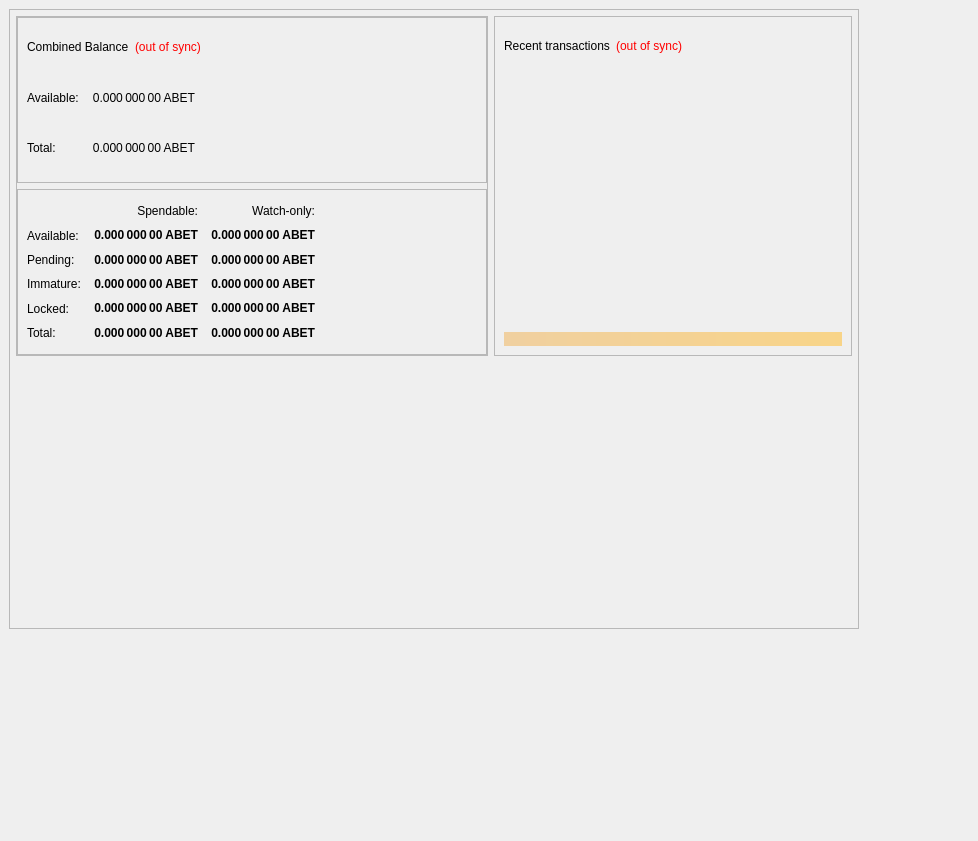
Old version of the form src/qt/forms/overviewpage.ui in the repository CoinStaging/abet.
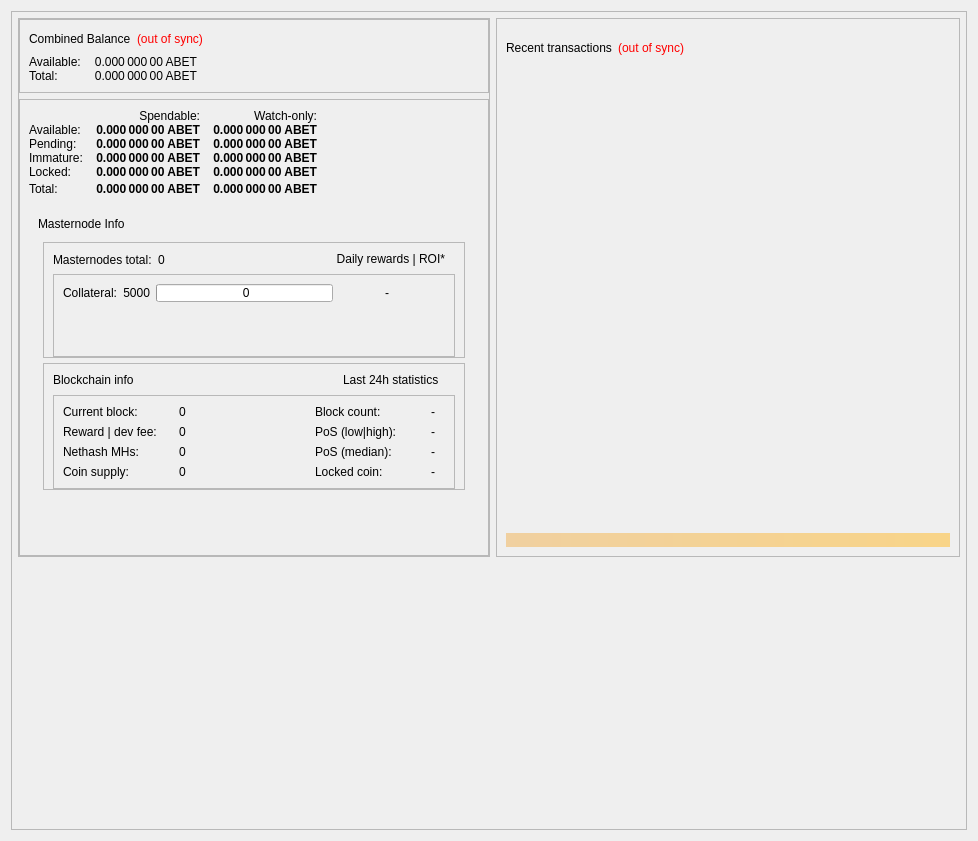
New version of the form.

Commit message: MN Info Start

Diff of the .ui file:
```diff
--- a/src/qt/forms/overviewpage.ui
+++ b/src/qt/forms/overviewpage.ui
@@ -19,15 +19,9 @@
   <property name="windowTitle">
    <string>Form</string>
   </property>
+  <layout class="QGridLayout" name="gridLayout_5">
+   <item row="0" column="0">
   <widget class="QFrame" name="frame_BG">
-   <property name="geometry">
-    <rect>
-     <x>9</x>
-     <y>9</y>
-     <width>850</width>
-     <height>620</height>
-    </rect>
-   </property>
    <property name="minimumSize">
     <size>
      <width>850</width>
@@ -664,6 +658,639 @@
                      </item>
                     </layout>
                    </item>
+                     <item>
+                      <widget class="QFrame" name="frame_bottom_1">
+                       <property name="minimumSize">
+                        <size>
+                         <width>0</width>
+                         <height>320</height>
+                        </size>
+                       </property>
+                       <layout class="QVBoxLayout" name="verticalLayout_9">
+                        <item>
+                         <layout class="QVBoxLayout" name="verticalLayout_7">
+                          <item>
+                           <layout class="QHBoxLayout" name="horizontalLayout_12">
+                            <item>
+                             <widget class="QLabel" name="label_7">
+                              <property name="text">
+                               <string>Masternode Info</string>
+                              </property>
+                             </widget>
+                            </item>
+                            <item>
+                             <spacer name="horizontalSpacer_10">
+                              <property name="orientation">
+                               <enum>Qt::Horizontal</enum>
+                              </property>
+                              <property name="sizeHint" stdset="0">
+                               <size>
+                                <width>40</width>
+                                <height>20</height>
+                               </size>
+                              </property>
+                             </spacer>
+                            </item>
+                           </layout>
+                          </item>
+                          <item>
+                           <widget class="QWidget" name="infoWidget" native="true">
+                            <layout class="QVBoxLayout" name="informationWidget">
+                             <property name="spacing">
+                              <number>5</number>
+                             </property>
+                             <property name="leftMargin">
+                              <number>5</number>
+                             </property>
+                             <property name="topMargin">
+                              <number>2</number>
+                             </property>
+                             <property name="rightMargin">
+                              <number>5</number>
+                             </property>
+                             <property name="bottomMargin">
+                              <number>2</number>
+                             </property>
+                             <item>
+                              <widget class="QFrame" name="frameMnInfo">
+                               <property name="frameShape">
+                                <enum>QFrame::StyledPanel</enum>
+                               </property>
+                               <property name="frameShadow">
+                                <enum>QFrame::Raised</enum>
+                               </property>
+                               <layout class="QVBoxLayout" name="verticalLayout_17">
+                                <property name="bottomMargin">
+                                 <number>0</number>
+                                </property>
+                                <item>
+                                 <layout class="QHBoxLayout" name="horizontalLayout_9">
+                                  <item>
+                                   <widget class="QLabel" name="labelMnTotal">
+                                    <property name="minimumSize">
+                                     <size>
+                                      <width>0</width>
+                                      <height>0</height>
+                                     </size>
+                                    </property>
+                                    <property name="maximumSize">
+                                     <size>
+                                      <width>16777215</width>
+                                      <height>16777215</height>
+                                     </size>
+                                    </property>
+                                    <property name="text">
+                                     <string>Masternodes total:</string>
+                                    </property>
+                                   </widget>
+                                  </item>
+                                  <item>
+                                   <widget class="QLabel" name="labelMnTotal_Value">
+                                    <property name="text">
+                                     <string>0</string>
+                                    </property>
+                                   </widget>
+                                  </item>
+                                  <item>
+                                   <spacer name="horizontalSpacer_7">
+                                    <property name="orientation">
+                                     <enum>Qt::Horizontal</enum>
+                                    </property>
+                                    <property name="sizeHint" stdset="0">
+                                     <size>
+                                      <width>40</width>
+                                      <height>16</height>
+                                     </size>
+                                    </property>
+                                   </spacer>
+                                  </item>
+                                  <item>
+                                   <widget class="QLabel" name="labelROI">
+                                    <property name="minimumSize">
+                                     <size>
+                                      <width>0</width>
+                                      <height>0</height>
+                                     </size>
+                                    </property>
+                                    <property name="maximumSize">
+                                     <size>
+                                      <width>16777215</width>
+                                      <height>16777215</height>
+                                     </size>
+                                    </property>
+                                    <property name="text">
+                                     <string>Daily rewards | ROI*   </string>
+                                    </property>
+                                    <property name="alignment">
+                                     <set>Qt::AlignRight</set>
+                                    </property>
+                                   </widget>
+                                  </item>
+                                 </layout>
+                                </item>
+                                <item>
+                                 <widget class="QFrame" name="frameMnInfoLevels">
+                                  <property name="frameShape">
+                                   <enum>QFrame::StyledPanel</enum>
+                                  </property>
+                                  <property name="frameShadow">
+                                   <enum>QFrame::Raised</enum>
+                                  </property>
+                                  <layout class="QGridLayout" name="gridLayout_2">
+                                   <property name="verticalSpacing">
+                                    <number>1</number>
+                                   </property>
+                                   <item row="0" column="2">
+                                    <widget class="QProgressBar" name="graphMN1">
+                                     <property name="minimumSize">
+                                      <size>
+                                       <width>0</width>
+                                       <height>18</height>
+                                      </size>
+                                     </property>
+                                     <property name="maximumSize">
+                                      <size>
+                                       <width>16777215</width>
+                                       <height>18</height>
+                                      </size>
+                                     </property>
+                                     <property name="value">
+                                      <number>0</number>
+                                     </property>
+                                     <property name="format">
+                                      <string> %v</string>
+                                     </property>
+                                    </widget>
+                                   </item>
+                                   <item row="0" column="3">
+                                    <widget class="QLabel" name="roi_1">
+                                     <property name="minimumSize">
+                                      <size>
+                                       <width>50</width>
+                                       <height>0</height>
+                                      </size>
+                                     </property>
+                                     <property name="maximumSize">
+                                      <size>
+                                       <width>16777215</width>
+                                       <height>16777215</height>
+                                      </size>
+                                     </property>
+                                     <property name="text">
+                                      <string>-</string>
+                                     </property>
+                                     <property name="alignment">
+                                      <set>Qt::AlignRight|Qt::AlignTrailing|Qt::AlignVCenter</set>
+                                     </property>
+                                    </widget>
+                                   </item>
+                                   <item row="0" column="4">
+                                    <widget class="QLabel" name="roi_2">
+                                     <property name="minimumSize">
+                                      <size>
+                                       <width>50</width>
+                                       <height>0</height>
+                                      </size>
+                                     </property>
+                                     <property name="maximumSize">
+                                      <size>
+                                       <width>16777215</width>
+                                       <height>16777215</height>
+                                      </size>
+                                     </property>
+                                     <property name="text">
+                                      <string/>
+                                     </property>
+                                     <property name="alignment">
+                                      <set>Qt::AlignLeading|Qt::AlignLeft|Qt::AlignVCenter</set>
+                                     </property>
+                                    </widget>
+                                   </item>
+                                   <item row="1" column="4">
+                                    <widget class="QLabel" name="roi_22">
+                                     <property name="minimumSize">
+                                      <size>
+                                       <width>50</width>
+                                       <height>0</height>
+                                      </size>
+                                     </property>
+                                     <property name="maximumSize">
+                                      <size>
+                                       <width>16777215</width>
+                                       <height>16777215</height>
+                                      </size>
+                                     </property>
+                                     <property name="text">
+                                      <string/>
+                                     </property>
+                                     <property name="alignment">
+                                      <set>Qt::AlignLeading|Qt::AlignLeft|Qt::AlignVCenter</set>
+                                     </property>
+                                    </widget>
+                                   </item>
+                                   <item row="3" column="4">
+                                    <widget class="QLabel" name="roi_32">
+                                     <property name="minimumSize">
+                                      <size>
+                                       <width>50</width>
+                                       <height>0</height>
+                                      </size>
+                                     </property>
+                                     <property name="maximumSize">
+                                      <size>
+                                       <width>16777215</width>
+                                       <height>16777215</height>
+                                      </size>
+                                     </property>
+                                     <property name="text">
+                                      <string/>
+                                     </property>
+                                     <property name="alignment">
+                                      <set>Qt::AlignLeading|Qt::AlignLeft|Qt::AlignVCenter</set>
+                                     </property>
+                                    </widget>
+                                   </item>
+                                   <item row="4" column="4">
+                                    <widget class="QLabel" name="roi_42">
+                                     <property name="minimumSize">
+                                      <size>
+                                       <width>50</width>
+                                       <height>0</height>
+                                      </size>
+                                     </property>
+                                     <property name="maximumSize">
+                                      <size>
+                                       <width>16777215</width>
+                                       <height>16777215</height>
+                                      </size>
+                                     </property>
+                                     <property name="text">
+                                      <string/>
+                                     </property>
+                                     <property name="alignment">
+                                      <set>Qt::AlignLeading|Qt::AlignLeft|Qt::AlignVCenter</set>
+                                     </property>
+                                    </widget>
+                                   </item>
+                                   <item row="0" column="0">
+                                    <widget class="QLabel" name="label">
+                                     <property name="minimumSize">
+                                      <size>
+                                       <width>0</width>
+                                       <height>0</height>
+                                      </size>
+                                     </property>
+                                     <property name="maximumSize">
+                                      <size>
+                                       <width>16777215</width>
+                                       <height>16777215</height>
+                                      </size>
+                                     </property>
+                                     <property name="text">
+                                      <string>Collateral:</string>
+                                     </property>
+                                     <property name="alignment">
+                                      <set>Qt::AlignRight|Qt::AlignTrailing|Qt::AlignVCenter</set>
+                                     </property>
+                                    </widget>
+                                   </item>
+                                   <item row="0" column="1">
+                                    <widget class="QLabel" name="label_lcolat">
+                                     <property name="text">
+                                      <string>5000</string>
+                                     </property>
+                                     <property name="alignment">
+                                      <set>Qt::AlignRight|Qt::AlignTrailing|Qt::AlignVCenter</set>
+                                     </property>
+                                    </widget>
+                                   </item>
+                                  </layout>
+                                 </widget>
+                                </item>
+                               </layout>
+                              </widget>
+                             </item>
+                             <item>
+                              <widget class="QFrame" name="frameBlockchainInfo">
+                               <property name="frameShape">
+                                <enum>QFrame::StyledPanel</enum>
+                               </property>
+                               <property name="frameShadow">
+                                <enum>QFrame::Raised</enum>
+                               </property>
+                               <layout class="QVBoxLayout" name="verticalLayout_18">
+                                <property name="bottomMargin">
+                                 <number>0</number>
+                                </property>
+                                <item>
+                                 <layout class="QHBoxLayout" name="horizontalLayout_13">
+                                  <item>
+                                   <widget class="QLabel" name="label_blockchaininfo">
+                                    <property name="text">
+                                     <string>Blockchain info</string>
+                                    </property>
+                                    <property name="alignment">
+                                     <set>Qt::AlignLeading</set>
+                                    </property>
+                                   </widget>
+                                  </item>
+                                  <item>
+                                   <spacer name="horizontalSpacer_6">
+                                    <property name="orientation">
+                                     <enum>Qt::Horizontal</enum>
+                                    </property>
+                                    <property name="sizeType">
+                                     <enum>QSizePolicy::Expanding</enum>
+                                    </property>
+                                    <property name="sizeHint" stdset="0">
+                                     <size>
+                                      <width>40</width>
+                                      <height>16</height>
+                                     </size>
+                                    </property>
+                                   </spacer>
+                                  </item>
+                                  <item>
+                                   <widget class="QLabel" name="label_24hblockchaininfo">
+                                    <property name="text">
+                                     <string>Last 24h statistics     </string>
+                                    </property>
+                                    <property name="alignment">
+                                     <set>Qt::AlignRight</set>
+                                    </property>
+                                   </widget>
+                                  </item>
+                                 </layout>
+                                </item>
+                                <item>
+                                 <widget class="QFrame" name="frameBlockchainInfoData">
+                                  <property name="frameShape">
+                                   <enum>QFrame::StyledPanel</enum>
+                                  </property>
+                                  <property name="frameShadow">
+                                   <enum>QFrame::Raised</enum>
+                                  </property>
+                                  <layout class="QGridLayout" name="gridLayout_4">
+                                   <item row="0" column="0">
+                                    <widget class="QLabel" name="label_CurrentBlock">
+                                     <property name="minimumSize">
+                                      <size>
+                                       <width>110</width>
+                                       <height>0</height>
+                                      </size>
+                                     </property>
+                                     <property name="maximumSize">
+                                      <size>
+                                       <width>130</width>
+                                       <height>16777215</height>
+                                      </size>
+                                     </property>
+                                     <property name="text">
+                                      <string>Current block:</string>
+                                     </property>
+                                     <property name="alignment">
+                                      <set>Qt::AlignVCenter</set>
+                                     </property>
+                                    </widget>
+                                   </item>
+                                   <item row="0" column="1">
+                                    <widget class="QLabel" name="label_CurrentBlock_value">
+                                     <property name="minimumSize">
+                                      <size>
+                                       <width>110</width>
+                                       <height>0</height>
+                                      </size>
+                                     </property>
+                                     <property name="maximumSize">
+                                      <size>
+                                       <width>130</width>
+                                       <height>16777215</height>
+                                      </size>
+                                     </property>
+                                     <property name="text">
+                                      <string>0</string>
+                                     </property>
+                                     <property name="alignment">
+                                      <set>Qt::AlignVCenter</set>
+                                     </property>
+                                    </widget>
+                                   </item>
+                                   <item row="0" column="2">
+                                    <widget class="QLabel" name="label_spacer">
+                                     <property name="minimumSize">
+                                      <size>
+                                       <width>0</width>
+                                       <height>0</height>
+                                      </size>
+                                     </property>
+                                     <property name="maximumSize">
+                                      <size>
+                                       <width>16777215</width>
+                                       <height>16777215</height>
+                                      </size>
+                                     </property>
+                                     <property name="text">
+                                      <string/>
+                                     </property>
+                                    </widget>
+                                   </item>
+                                   <item row="0" column="3">
+                                    <widget class="QLabel" name="label_24hBlock">
+                                     <property name="minimumSize">
+                                      <size>
+                                       <width>110</width>
+                                       <height>0</height>
+                                      </size>
+                                     </property>
+                                     <property name="maximumSize">
+                                      <size>
+                                       <width>130</width>
+                                       <height>16777215</height>
+                                      </size>
+                                     </property>
+                                     <property name="text">
+                                      <string>Block count:</string>
+                                     </property>
+                                     <property name="alignment">
+                                      <set>Qt::AlignVCenter</set>
+                                     </property>
+                                    </widget>
+                                   </item>
+                                   <item row="0" column="4">
+                                    <widget class="QLabel" name="label_24hBlock_value">
+                                     <property name="minimumSize">
+                                      <size>
+                                       <width>0</width>
+                                       <height>0</height>
+                                      </size>
+                                     </property>
+                                     <property name="maximumSize">
+                                      <size>
+                                       <width>100</width>
+                                       <height>16777215</height>
+                                      </size>
+                                     </property>
+                                     <property name="text">
+                                      <string>-</string>
+                                     </property>
+                                     <property name="alignment">
+                                      <set>Qt::AlignVCenter</set>
+                                     </property>
+                                    </widget>
+                                   </item>
+                                   <item row="1" column="0">
+                                    <widget class="QLabel" name="label_CurrentBlockReward">
+                                     <property name="text">
+                                      <string>Reward | dev fee:</string>
+                                     </property>
+                                     <property name="alignment">
+                                      <set>Qt::AlignVCenter</set>
+                                     </property>
+                                    </widget>
+                                   </item>
+                                   <item row="1" column="1">
+                                    <widget class="QLabel" name="label_CurrentBlockReward_value">
+                                     <property name="text">
+                                      <string>0</string>
+                                     </property>
+                                     <property name="alignment">
+                                      <set>Qt::AlignVCenter</set>
+                                     </property>
+                                    </widget>
+                                   </item>
+                                   <item row="1" column="3">
+                                    <widget class="QLabel" name="label_24hPoS">
+                                     <property name="toolTip">
+                                      <string>Average value of 100 max/min inputs in the last 24 hours</string>
+                                     </property>
+                                     <property name="text">
+                                      <string>PoS (low|high):</string>
+                                     </property>
+                                     <property name="alignment">
+                                      <set>Qt::AlignVCenter</set>
+                                     </property>
+                                    </widget>
+                                   </item>
+                                   <item row="1" column="4">
+                                    <widget class="QLabel" name="label_24hPoS_value">
+                                     <property name="text">
+                                      <string>-</string>
+                                     </property>
+                                     <property name="alignment">
+                                      <set>Qt::AlignVCenter</set>
+                                     </property>
+                                    </widget>
+                                   </item>
+                                   <item row="2" column="0">
+                                    <widget class="QLabel" name="label_Nethash">
+                                     <property name="text">
+                                      <string>Nethash MHs:</string>
+                                     </property>
+                                     <property name="alignment">
+                                      <set>Qt::AlignVCenter</set>
+                                     </property>
+                                    </widget>
+                                   </item>
+                                   <item row="2" column="1">
+                                    <widget class="QLabel" name="label_Nethash_value">
+                                     <property name="text">
+                                      <string>0</string>
+                                     </property>
+                                     <property name="alignment">
+                                      <set>Qt::AlignVCenter</set>
+                                     </property>
+                                    </widget>
+                                   </item>
+                                   <item row="2" column="3">
+                                    <widget class="QLabel" name="label_24hPoSMedian">
+                                     <property name="toolTip">
+                                      <string>Median value of all PoS inputs in the last 24 hours</string>
+                                     </property>
+                                     <property name="text">
+                                      <string>PoS (median):</string>
+                                     </property>
+                                     <property name="alignment">
+                                      <set>Qt::AlignVCenter</set>
+                                     </property>
+                                    </widget>
+                                   </item>
+                                   <item row="2" column="4">
+                                    <widget class="QLabel" name="label_24hPoSMedian_value">
+                                     <property name="text">
+                                      <string>-</string>
+                                     </property>
+                                     <property name="alignment">
+                                      <set>Qt::AlignVCenter</set>
+                                     </property>
+                                    </widget>
+                                   </item>
+                                   <item row="3" column="0">
+                                    <widget class="QLabel" name="label_Supply">
+                                     <property name="text">
+                                      <string>Coin supply:</string>
+                                     </property>
+                                     <property name="alignment">
+                                      <set>Qt::AlignVCenter</set>
+                                     </property>
+                                    </widget>
+                                   </item>
+                                   <item row="3" column="1">
+                                    <widget class="QLabel" name="label_Supply_value">
+                                     <property name="text">
+                                      <string>0</string>
+                                     </property>
+                                     <property name="alignment">
+                                      <set>Qt::AlignVCenter</set>
+                                     </property>
+                                    </widget>
+                                   </item>
+                                   <item row="3" column="3">
+                                    <widget class="QLabel" name="label_LockedCoin">
+                                     <property name="text">
+                                      <string>Locked coin:</string>
+                                     </property>
+                                     <property name="alignment">
+                                      <set>Qt::AlignVCenter</set>
+                                     </property>
+                                    </widget>
+                                   </item>
+                                   <item row="3" column="4">
+                                    <widget class="QLabel" name="label_LockedCoin_value">
+                                     <property name="text">
+                                      <string>-</string>
+                                     </property>
+                                     <property name="alignment">
+                                      <set>Qt::AlignVCenter</set>
+                                     </property>
+                                    </widget>
+                                   </item>
+                                  </layout>
+                                 </widget>
+                                </item>
+                               </layout>
+                              </widget>
+                             </item>
+                             <item>
+                              <spacer name="verticalSpacer_2">
+                               <property name="orientation">
+                                <enum>Qt::Vertical</enum>
+                               </property>
+                               <property name="sizeHint" stdset="0">
+                                <size>
+                                 <width>20</width>
+                                 <height>10</height>
+                                </size>
+                               </property>
+                              </spacer>
+                             </item>
+                            </layout>
+                           </widget>
+                          </item>
+                         </layout>
+                        </item>
+                       </layout>
+                      </widget>
+                     </item>
                   </layout>
                  </widget>
                 </item>
@@ -833,6 +1460,8 @@
     </item>
    </layout>
   </widget>
+   </item>
+  </layout>
  </widget>
  <resources/>
  <connections/>
```
Lines whose indentation alone changed are shown as unchanged. The commit also changes 3 other files.
